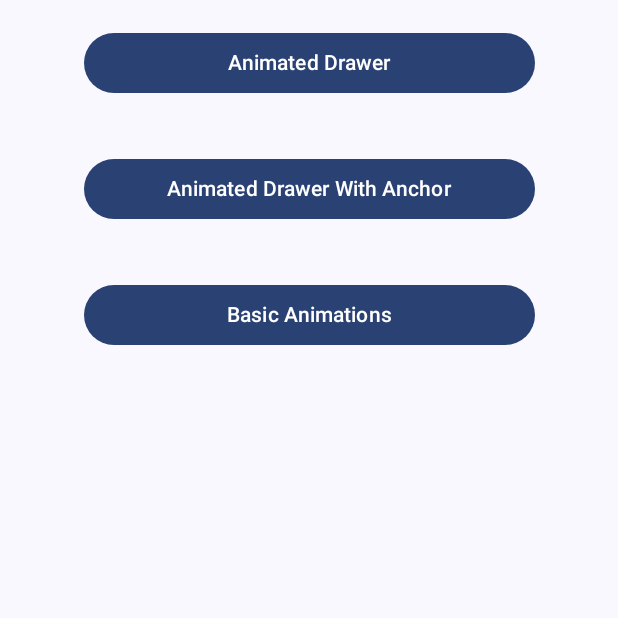
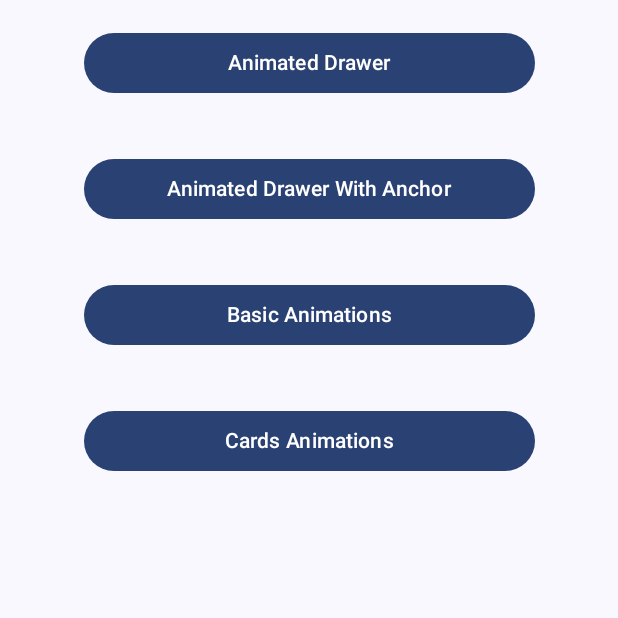
Before and after one commit to SamriddhaS/ComposeAnimationsExamples, an Android app built with Jetpack Compose: the screen it shows after launch (MainActivity), on a phone screen of 412 x 824 dp, the top half of it. Run offline under Robolectric (Android 15) with nearby library versions, the phone set to English and light mode, and no system bars.

Commit message:
Cards animation - basic done.

```diff
--- a/app/src/main/java/com/example/composeanimations/AppNavigation.kt
+++ b/app/src/main/java/com/example/composeanimations/AppNavigation.kt
@@ -12,6 +12,7 @@ import androidx.navigation.compose.rememberNavController
 import com.example.composeanimations.screens.AnimatedDrawerScreen
 import com.example.composeanimations.screens.AnimatedDrawerUsingAnchorScreen
 import com.example.composeanimations.screens.AnimationSpecScreen
+import com.example.composeanimations.screens.CardsAnimationScreen
 import com.example.composeanimations.screens.HomeScreen
 import com.example.composeanimations.ui.theme.ComposeAnimationsTheme
 
@@ -20,6 +21,7 @@ object Routes{
     const val ANIMATED_DRAWER_SCREEN = "animated_drawer_screen"
     const val ANIMATED_DRAWER_WITH_ANCHOR_SCREEN = "animated_drawer_with_anchor_screen"
     const val SIMPLE_ANIMATIONS_SCREEN = "animation_spec_screen"
+    const val CARD_ANIMATIONS_SCREEN = "card_animation_screen"
 }
 
 @Composable
@@ -57,6 +59,12 @@ fun AppNavHost(
             )
         }
 
+        composable(route = Routes.CARD_ANIMATIONS_SCREEN){
+            CardsAnimationScreen (
+                modifier = modifier
+            )
+        }
+
     }
 }
 
--- a/app/src/main/java/com/example/composeanimations/screens/HomeScreen.kt
+++ b/app/src/main/java/com/example/composeanimations/screens/HomeScreen.kt
@@ -48,5 +48,15 @@ fun HomeScreen(modifier: Modifier = Modifier, navigateTo:(route:String)->Unit) {
         ) {
             Text(text = "Basic Animations")
         }
+
+        Button(
+            modifier = Modifier
+                .padding(18.dp)
+                .fillMaxWidth(0.8f)
+                .align(Alignment.CenterHorizontally)
+            , onClick = {navigateTo(Routes.CARD_ANIMATIONS_SCREEN)}
+        ) {
+            Text(text = "Cards Animations")
+        }
     }
 }
```
Also changed, not shown: app/src/main/java/com/example/composeanimations/screens/CardAnimationScreen.kt (added, +98 -0 lines).
